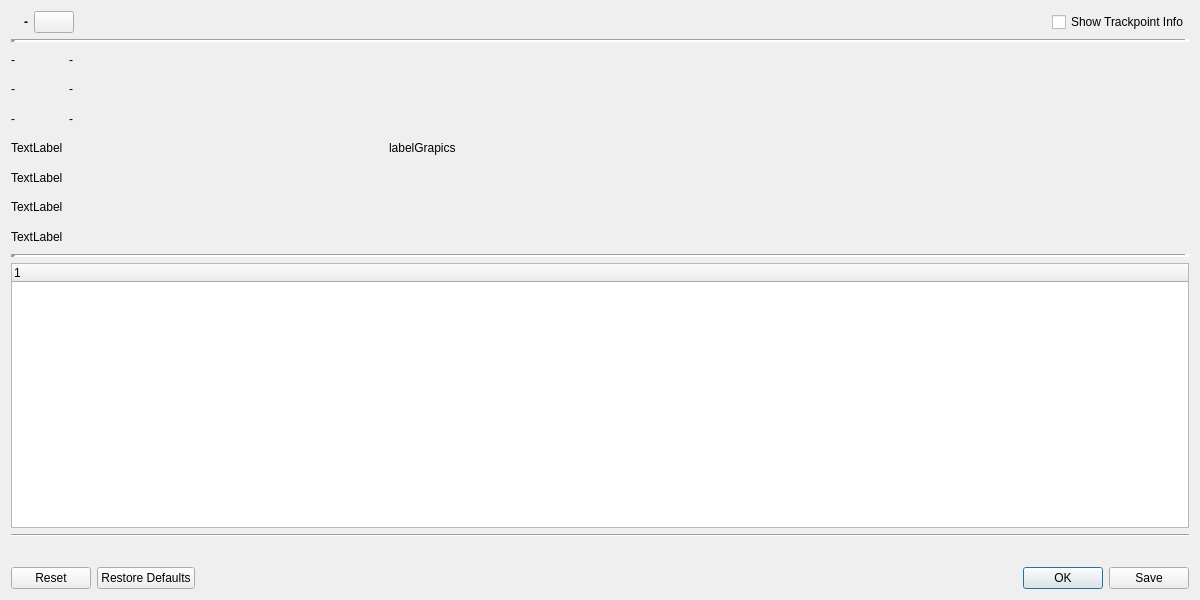
Above: src/qmapshack/gis/trk/IFitDataDialog.ui from kkarsten62/qmapshack before the change. Below: the same form after it.
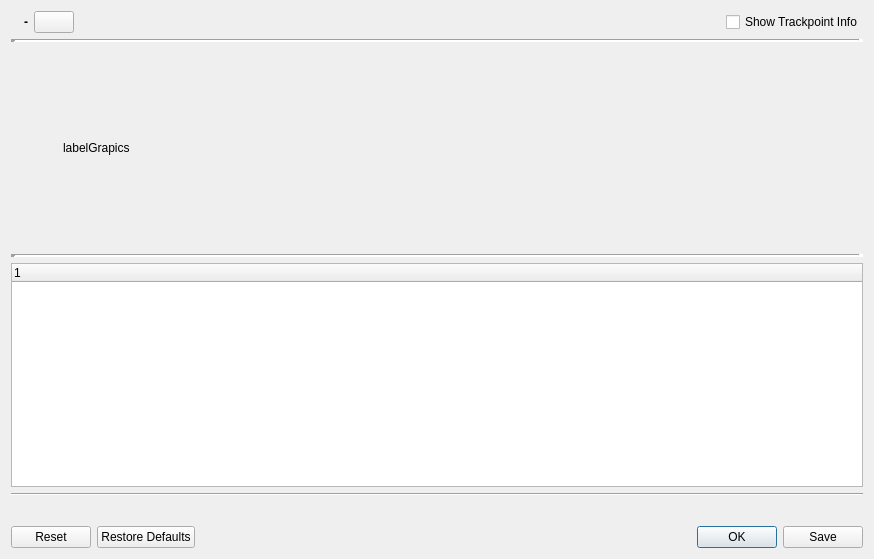
That is the form after the change. Icons and pictures are not drawn.

The edit to the form file:
```diff
--- a/src/qmapshack/gis/trk/IFitDataDialog.ui
+++ b/src/qmapshack/gis/trk/IFitDataDialog.ui
@@ -6,8 +6,8 @@
    <rect>
     <x>0</x>
     <y>0</y>
-    <width>1200</width>
-    <height>600</height>
+    <width>874</width>
+    <height>559</height>
    </rect>
   </property>
   <property name="windowTitle">
@@ -67,78 +67,7 @@
    <item row="2" column="0">
     <layout class="QHBoxLayout" name="hLayValuesAndImage">
      <item>
-      <layout class="QGridLayout" name="gLayValues">
-       <item row="2" column="0">
-        <widget class="QLabel" name="labelTss">
-         <property name="text">
-          <string>-</string>
-         </property>
-        </widget>
-       </item>
-       <item row="5" column="0">
-        <widget class="QLabel" name="label_4">
-         <property name="text">
-          <string>TextLabel</string>
-         </property>
-        </widget>
-       </item>
-       <item row="1" column="0">
-        <widget class="QLabel" name="labelIf">
-         <property name="text">
-          <string>-</string>
-         </property>
-        </widget>
-       </item>
-       <item row="3" column="0">
-        <widget class="QLabel" name="label_2">
-         <property name="text">
-          <string>TextLabel</string>
-         </property>
-        </widget>
-       </item>
-       <item row="0" column="2">
-        <widget class="QLabel" name="labelFtoValue">
-         <property name="text">
-          <string>-</string>
-         </property>
-        </widget>
-       </item>
-       <item row="1" column="2">
-        <widget class="QLabel" name="labelIfValue">
-         <property name="text">
-          <string>-</string>
-         </property>
-        </widget>
-       </item>
-       <item row="0" column="0">
-        <widget class="QLabel" name="labelFto">
-         <property name="text">
-          <string>-</string>
-         </property>
-        </widget>
-       </item>
-       <item row="2" column="2">
-        <widget class="QLabel" name="labelTssValue">
-         <property name="text">
-          <string>-</string>
-         </property>
-        </widget>
-       </item>
-       <item row="4" column="0">
-        <widget class="QLabel" name="label_3">
-         <property name="text">
-          <string>TextLabel</string>
-         </property>
-        </widget>
-       </item>
-       <item row="6" column="0">
-        <widget class="QLabel" name="label_5">
-         <property name="text">
-          <string>TextLabel</string>
-         </property>
-        </widget>
-       </item>
-      </layout>
+      <layout class="QGridLayout" name="gridLayoutMiv"/>
      </item>
      <item>
       <spacer name="horizontalSpacer_2">
```
